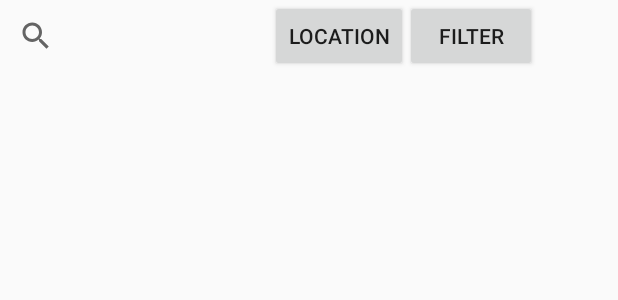
After one commit to Lander37/Grocery-Helper, an Android app: the layout activity_select_product_category.xml on its own in the app's theme, with its tools: preview values and no code run, on a phone screen of 412 x 824 dp. The commit adds this screen. Shown: the top 300 px of the screen. Run offline under Robolectric (Android 15) with nearby library versions, the phone set to English and light mode, and no system bars.

Commit message:
layout for cart and grocery

```diff
--- a/app/build.gradle
+++ b/app/build.gradle
@@ -24,10 +24,10 @@ dependencies {
     androidTestCompile('com.android.support.test.espresso:espresso-core:2.2.2', {
         exclude group: 'com.android.support', module: 'support-annotations'
     })
+    //compile 'com.google.android.gms:play-services-maps:10.2.0'
+    //compile 'com.android.support:design:25.2.0'
     compile 'com.android.support:appcompat-v7:25.0.1'
     compile 'com.android.support.constraint:constraint-layout:1.0.1'
     compile 'com.android.support:design:25.0.1'
     testCompile 'junit:junit:4.12'
-    //compile 'com.google.android.gms:play-services-maps:10.2.0'
-    //compile 'com.android.support:design:25.2.0'
 }
--- /dev/null
+++ b/app/src/main/res/layout/activity_select_product_category.xml
@@ -0,0 +1,61 @@
+<?xml version="1.0" encoding="utf-8"?>
+<android.support.design.widget.CoordinatorLayout xmlns:android="http://schemas.android.com/apk/res/android"
+    xmlns:app="http://schemas.android.com/apk/res-auto"
+    xmlns:tools="http://schemas.android.com/tools"
+    android:layout_width="match_parent"
+    android:layout_height="match_parent"
+    tools:context="com.example.myfirstapp.ui.SelectProductCategoryActivity">
+
+    <android.support.design.widget.AppBarLayout
+        android:layout_width="match_parent"
+        android:layout_height="wrap_content"
+        android:theme="@style/AppTheme.AppBarOverlay">
+
+    </android.support.design.widget.AppBarLayout>
+
+    <SearchView
+        android:layout_width="match_parent"
+        android:layout_height="wrap_content"
+        android:layout_marginBottom="510dp"/>
+
+    <Button
+        android:id="@+id/FilterP"
+        android:layout_width="wrap_content"
+        android:layout_height="wrap_content"
+        android:layout_marginLeft="270dp"
+        android:text="Filter" />
+    <Button
+        android:id="@+id/LocationP"
+        android:layout_width="wrap_content"
+        android:layout_height="wrap_content"
+        android:layout_marginLeft="180dp"
+        android:text="Location" />
+
+    <ScrollView
+        android:layout_width="70dp"
+        android:layout_height="match_parent"
+        android:layout_marginTop="60dp"
+        android:layout_marginBottom="70dp"
+        android:layout_marginLeft="20dp">
+
+        <LinearLayout
+            android:layout_width="match_parent"
+            android:layout_height="wrap_content"
+            android:orientation="vertical" />
+    </ScrollView>
+
+    <ScrollView
+        android:layout_width="match_parent"
+        android:layout_height="match_parent"
+        android:layout_marginBottom="70dp"
+        android:layout_marginLeft="90dp"
+        android:layout_marginRight="20dp"
+        android:layout_marginTop="60dp">
+
+        <LinearLayout
+            android:layout_width="match_parent"
+            android:layout_height="wrap_content"
+            android:orientation="vertical" />
+    </ScrollView>
+
+</android.support.design.widget.CoordinatorLayout>
--- a/app/src/main/res/values/strings.xml
+++ b/app/src/main/res/values/strings.xml
@@ -12,6 +12,8 @@
         <item> 345 Jurong East Street 31 #01-29, Singapore 600345 </item>
         <item> 498 Jurong West Street 41, Singapore 640498 </item>
     </string-array>
+    <string name="title_activity_cart">CartActivity</string>
+    <string name="title_activity_select_product_category">SelectProductCategoryActivity</string>
 
 
 </resources>
```
Also changed, not shown: app/src/main/AndroidManifest.xml (+8 -4 lines), app/src/main/java/com/example/myfirstapp/ui/CartActivity.java (added, +22 -0 lines), app/src/main/java/com/example/myfirstapp/ui/SelectProductCategoryActivity.java (added, +21 -0 lines), app/src/main/res/layout/activity_cart.xml (added, +105 -0 lines), app/src/main/res/layout/activity_grocery_ui.xml (+1 -7 lines), app/src/main/res/layout/content_cart.xml (added, +11 -0 lines), app/src/main/res/layout/content_select_product_category.xml (added, +11 -0 lines).
